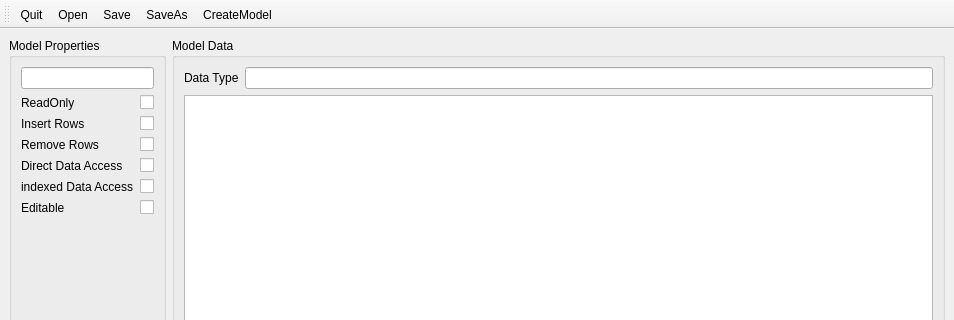
rbehm-ibb/Qt-Model-builder, file mainwindow.ui: the form before one commit; both pictures show x 0 to 954 and y 0 to 320 of the 954 by 601 pixel window.
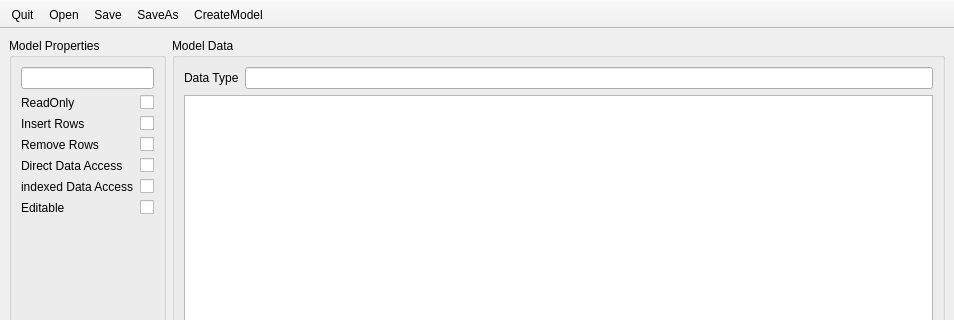
The form after the commit. Icons and pictures are not drawn.

The edit to the form file:
```diff
--- a/mainwindow.ui
+++ b/mainwindow.ui
@@ -193,6 +193,12 @@
    <property name="windowTitle">
     <string>toolBar</string>
    </property>
+   <property name="toolTip">
+    <string/>
+   </property>
+   <property name="movable">
+    <bool>false</bool>
+   </property>
    <attribute name="toolBarArea">
     <enum>TopToolBarArea</enum>
    </attribute>
```
Left out of the diff: 42 changed lines with no effect on the pictures.
